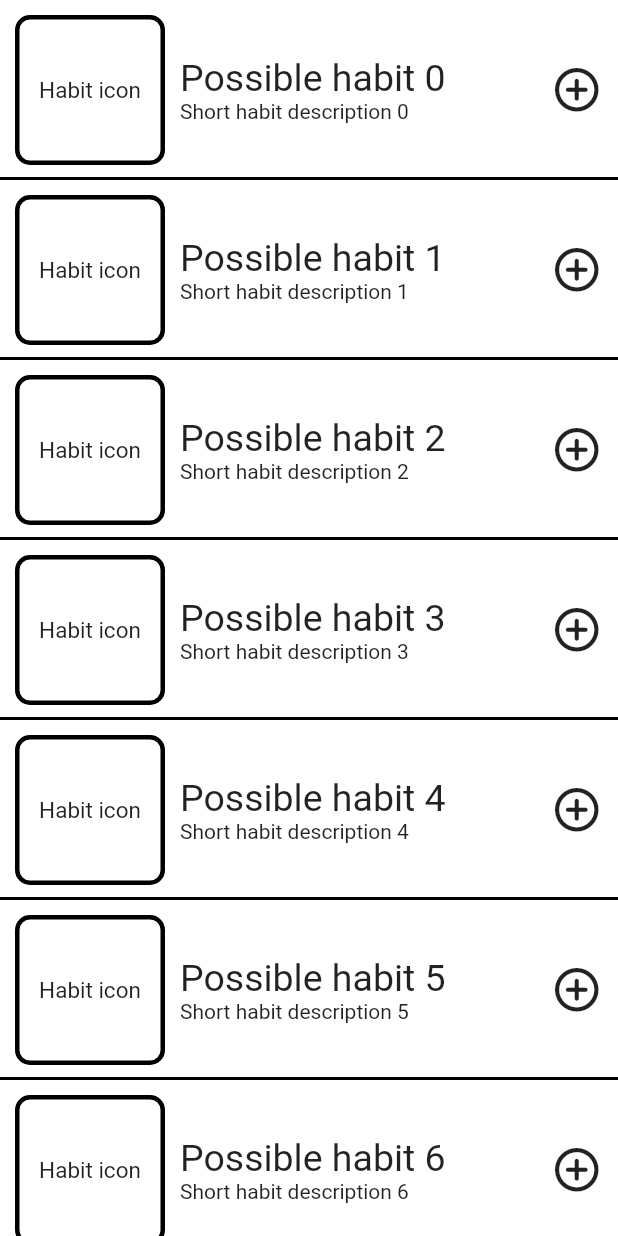
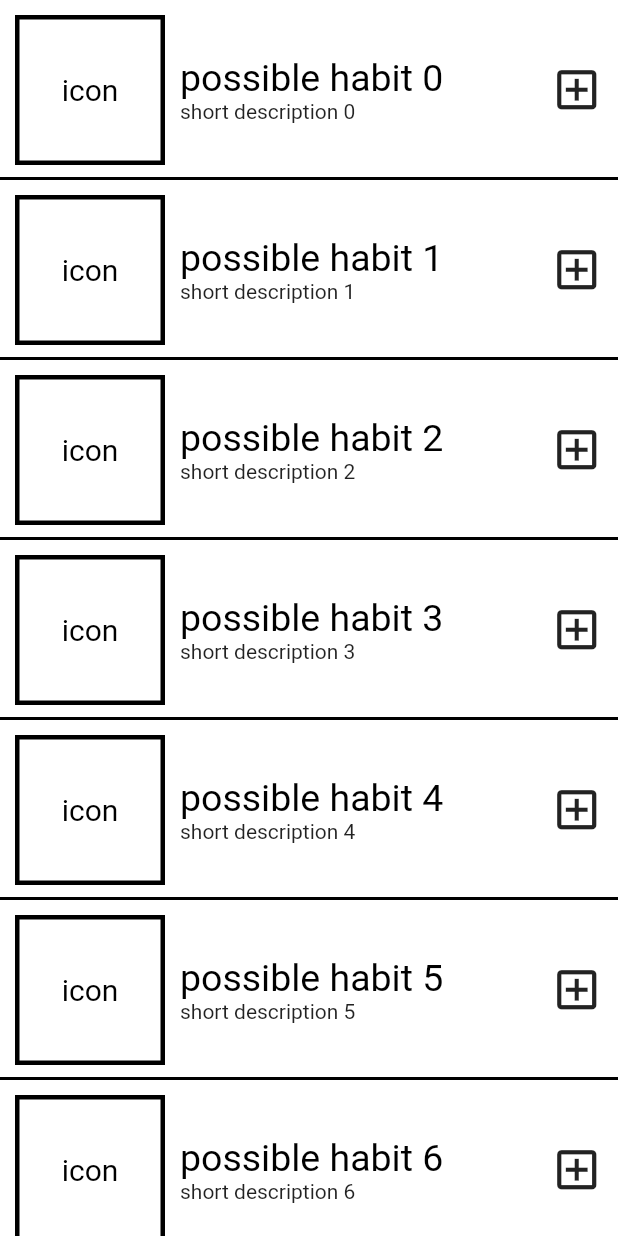
Before and after one commit to andrei-toterman/habit-garden, a Flutter app: the screen it shows after launch, on a phone screen of 412 x 824 dp. Run offline on Flutter 3.47's test engine with Material 2 defaults, Android fonts, the phone set to English and light mode, and no system bars.

Commit message:
created interface for new habit setup

```diff
--- a/flutter/habit_garden/lib/NewHabitSelection.dart
+++ /dev/null
@@ -1,82 +0,0 @@
-import 'package:flutter/material.dart';
-
-class NewHabitSelectionList extends StatelessWidget {
-  final items = [
-    for (int i = 0; i < 10; i++)
-      {
-        'title': 'Possible habit $i',
-        'desc': 'Short habit description $i',
-      }
-  ];
-
-  @override
-  Widget build(BuildContext context) {
-    return Scaffold(
-      body: ListView.separated(
-        itemCount: items.length,
-        separatorBuilder: (BuildContext context, int index) => Divider(
-          thickness: 2,
-          height: 0,
-          color: Colors.black,
-        ),
-        itemBuilder: (BuildContext context, int index) {
-          return NewHabitSelectionItem(
-            title: items[index]['title'],
-            description: items[index]['desc'],
-          );
-        },
-      ),
-    );
-  }
-}
-
-class NewHabitSelectionItem extends StatelessWidget {
-  final String title;
-  final String description;
-
-  NewHabitSelectionItem({Key key, this.title, this.description}) : super(key: key);
-
-  @override
-  Widget build(BuildContext context) {
-    return Container(
-      child: Row(
-        crossAxisAlignment: CrossAxisAlignment.center,
-        children: [
-          Container(
-            alignment: Alignment.center,
-            child: Text("Habit icon", style: TextStyle(fontSize: 15)),
-            width: 100,
-            height: 100,
-            margin: EdgeInsets.all(10),
-            decoration: BoxDecoration(
-              border: Border.all(width: 3),
-              borderRadius: BorderRadius.circular(10),
-            ),
-          ),
-          Column(
-            crossAxisAlignment: CrossAxisAlignment.start,
-            children: [
-              Text(
-                this.title,
-                style: TextStyle(fontSize: 25),
-              ),
-              Text(this.description),
-            ],
-          ),
-          Spacer(),
-          GestureDetector(
-            onTap: () => print(this.title),
-            child: Container(
-              margin: EdgeInsets.all(10),
-              child: Icon(
-                Icons.add_circle_outline_rounded,
-                size: 35,
-              ),
-            ),
-          ),
-        ],
-      ),
-      color: Colors.white,
-    );
-  }
-}
--- /dev/null
+++ b/flutter/habit_garden/lib/new_habit_selection.dart
@@ -0,0 +1,86 @@
+import 'package:flutter/material.dart';
+import 'package:habit_garden/possible_habit_model.dart';
+import 'package:habit_garden/setup_new_habit.dart';
+
+class NewHabitSelectionScreen extends StatelessWidget {
+  final List<PossibleHabitModel> possibleHabitModels;
+
+  const NewHabitSelectionScreen({Key key, @required this.possibleHabitModels})
+      : super(key: key);
+
+  @override
+  Widget build(BuildContext context) {
+    return Scaffold(
+      body: ListView.separated(
+        itemCount: possibleHabitModels.length,
+        separatorBuilder: (BuildContext context, int index) => Divider(
+          thickness: 2,
+          height: 0,
+          color: Colors.black,
+        ),
+        itemBuilder: (BuildContext context, int index) => PossibleHabitListItem(
+          model: possibleHabitModels[index],
+          onTap: () => Navigator.push(
+            context,
+            MaterialPageRoute(
+              builder: (_) => SetupNewHabit(
+                model: possibleHabitModels[index],
+              ),
+            ),
+          ),
+        ),
+      ),
+    );
+  }
+}
+
+class PossibleHabitListItem extends StatelessWidget {
+  final PossibleHabitModel model;
+  final onTap;
+
+  PossibleHabitListItem({Key key, this.model, this.onTap}) : super(key: key);
+
+  @override
+  Widget build(BuildContext context) {
+    return Container(
+      child: Row(
+        crossAxisAlignment: CrossAxisAlignment.center,
+        children: [
+          Container(
+            alignment: Alignment.center,
+            child: Text("icon",
+                style: TextStyle(fontSize: 20, color: Colors.black)),
+            width: 100,
+            height: 100,
+            margin: EdgeInsets.all(10),
+            decoration: BoxDecoration(
+              border: Border.all(width: 3),
+            ),
+          ),
+          Column(
+            crossAxisAlignment: CrossAxisAlignment.start,
+            children: [
+              Text(
+                model.title,
+                style: TextStyle(fontSize: 25, color: Colors.black),
+              ),
+              Text(model.description),
+            ],
+          ),
+          Spacer(),
+          GestureDetector(
+            onTap: onTap,
+            child: Container(
+              margin: EdgeInsets.all(10),
+              child: Icon(
+                Icons.add_box_outlined,
+                size: 35,
+              ),
+            ),
+          ),
+        ],
+      ),
+      color: Colors.white,
+    );
+  }
+}
--- /dev/null
+++ b/flutter/habit_garden/lib/possible_habit_model.dart
@@ -0,0 +1,6 @@
+class PossibleHabitModel {
+  final String title;
+  final String description;
+
+  PossibleHabitModel(this.title, this.description);
+}
```
Also changed, not shown: flutter/habit_garden/lib/main.dart (+9 -3 lines), flutter/habit_garden/lib/setup_new_habit.dart (added, +248 -0 lines).
